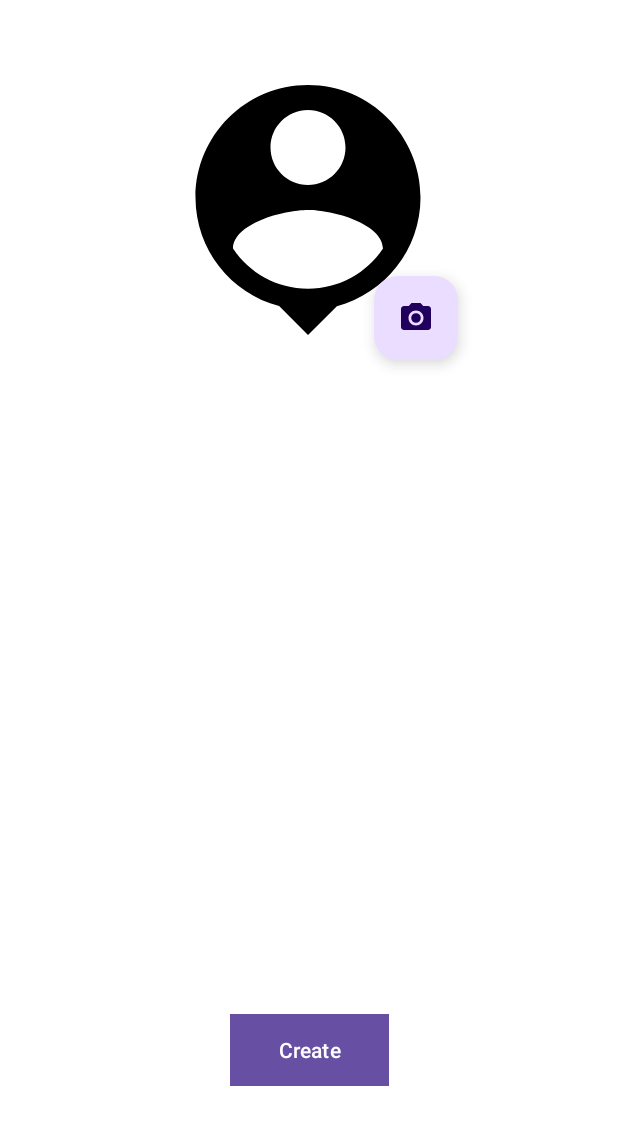
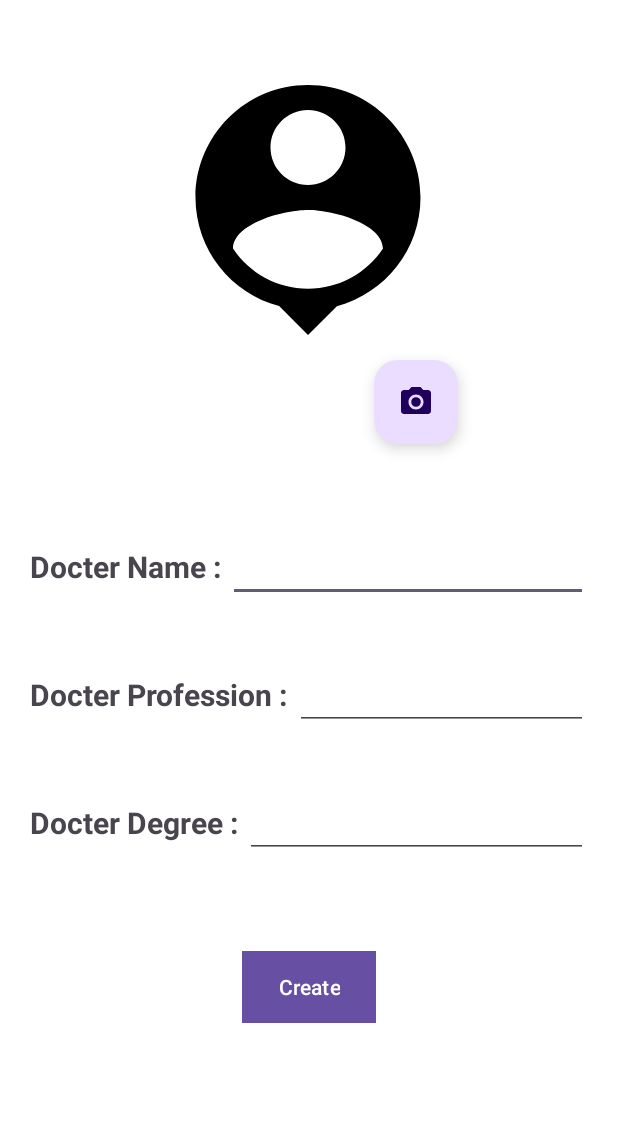
Before and after one commit to TejasBobale/Docterz-Dummy, an Android app: the screen it shows after launch (MainActivity), on a phone screen of 412 x 824 dp. Shown: the top 1125 px of the screen. Run offline under Robolectric (Android 15) with nearby library versions, the phone set to English and light mode, and no system bars.

Commit message:
TextView Complete

```diff
--- a/app/build.gradle
+++ b/app/build.gradle
@@ -41,6 +41,5 @@ dependencies {
     testImplementation 'junit:junit:4.13.2'
     androidTestImplementation 'androidx.test.ext:junit:1.1.5'
     androidTestImplementation 'androidx.test.espresso:espresso-core:3.5.1'
-    implementation 'com.github.bumptech.glide:glide:4.12.0'
-    //kapt 'com.github.bumptech.glide:compiler:4.12.0'
+
 }
--- a/app/src/main/java/com/example/dummyapp/MainActivity.kt
+++ b/app/src/main/java/com/example/dummyapp/MainActivity.kt
@@ -6,7 +6,9 @@ import androidx.appcompat.app.AppCompatActivity
 import android.os.Bundle
 import android.os.Parcelable
 import android.widget.Button
+import android.widget.EditText
 import android.widget.ImageView
+import android.widget.TextView
 import com.google.android.material.floatingactionbutton.FloatingActionButton
 
 class MainActivity : AppCompatActivity() {
@@ -16,21 +18,25 @@ class MainActivity : AppCompatActivity() {
     lateinit var btnImagePicker: FloatingActionButton
     val storedImage = Intent()
     var uri: Intent? = null
-    var docterName: String = "Prathamesh"
 
     override fun onCreate(savedInstanceState: Bundle?) {
         super.onCreate(savedInstanceState)
         setContentView(R.layout.activity_main)
 
+        var name = findViewById<EditText>(R.id.docterName)
+        var profession = findViewById<EditText>(R.id.docterProfession)
+//        var degree = findViewById<EditText>(R.id.docterDegree)
+
         btnCreate = findViewById(R.id.create)
         btnImagePicker = findViewById(R.id.imagePicker)
-
-
 
         btnCreate.setOnClickListener {
             val intent = Intent(this, Dashboard::class.java).also {
                 it.putExtra("app_logo", uri)
-                it.putExtra("docter_name",docterName)
+                it.putExtra("docter_name",name.text.toString())
+                it.putExtra("docter_profession",profession.text.toString())
+//                it.putExtra("docter_degree",degree.text.toString())
+
                 startActivity(it)
             }
         }
--- a/app/src/main/res/layout/activity_main.xml
+++ b/app/src/main/res/layout/activity_main.xml
@@ -25,22 +25,97 @@
 
     <Button
         android:id="@+id/create"
-        android:layout_width="106dp"
+        android:layout_width="wrap_content"
         android:layout_height="wrap_content"
         android:layout_gravity="center_horizontal"
         android:background="@color/blue"
         android:text="Create"
         app:layout_constraintBottom_toBottomOf="parent"
         app:layout_constraintEnd_toEndOf="parent"
-        app:layout_constraintStart_toStartOf="parent" />
+        app:layout_constraintStart_toStartOf="parent"
+        app:layout_constraintTop_toBottomOf="@+id/docterDegree" />
+
+    <LinearLayout
+        android:id="@+id/docterNameLayout"
+        android:layout_width="match_parent"
+        android:layout_height="wrap_content"
+        android:layout_marginTop="40dp"
+        android:orientation="horizontal"
+        android:padding="20dp"
+        app:layout_constraintStart_toStartOf="parent"
+        app:layout_constraintTop_toBottomOf="@+id/imagePicker">
+
+        <TextView
+            android:layout_width="wrap_content"
+            android:layout_height="wrap_content"
+            android:text="Docter Name : "
+            android:textSize="20sp"
+            android:textStyle="bold" />
+
+        <EditText
+            android:id="@+id/docterName"
+            android:layout_width="match_parent"
+            android:layout_height="wrap_content"
+            android:text="" />
+    </LinearLayout>
+
+    <LinearLayout
+        android:id="@+id/docterProfessionLayout"
+        android:layout_width="match_parent"
+        android:layout_height="wrap_content"
+
+        android:orientation="horizontal"
+        android:padding="20dp"
+        app:layout_constraintStart_toStartOf="parent"
+        app:layout_constraintTop_toBottomOf="@+id/docterNameLayout">
+
+        <TextView
+            android:layout_width="wrap_content"
+            android:layout_height="wrap_content"
+            android:text="Docter Profession : "
+            android:textSize="20sp"
+            android:textStyle="bold" />
+
+        <EditText
+            android:id="@+id/docterProfession"
+            android:layout_width="match_parent"
+            android:layout_height="wrap_content"
+            android:text="" />
+    </LinearLayout>
+
+    <LinearLayout
+        android:id="@+id/docterDegree"
+        android:layout_width="match_parent"
+        android:layout_height="wrap_content"
+
+        android:orientation="horizontal"
+        android:padding="20dp"
+        app:layout_constraintStart_toStartOf="parent"
+        app:layout_constraintTop_toBottomOf="@+id/docterProfessionLayout">
+
+        <TextView
+            android:layout_width="wrap_content"
+            android:layout_height="wrap_content"
+            android:text="Docter Degree : "
+            android:textSize="20sp"
+            android:textStyle="bold" />
+
+        <EditText
+            android:id="@+id/docterDegree"
+            android:layout_width="match_parent"
+            android:layout_height="wrap_content"
+            android:text="" />
+    </LinearLayout>
+
+
 
     <com.google.android.material.floatingactionbutton.FloatingActionButton
         android:id="@+id/imagePicker"
         android:layout_width="wrap_content"
         android:layout_height="wrap_content"
         android:clickable="true"
-        app:layout_constraintBottom_toBottomOf="@+id/image"
         app:layout_constraintEnd_toEndOf="@+id/image"
+        app:layout_constraintTop_toBottomOf="@+id/image"
         app:srcCompat="@drawable/baseline_camera_alt_24" />
 
 </androidx.constraintlayout.widget.ConstraintLayout>
```
Also changed, not shown: app/src/main/java/com/example/dummyapp/Dashboard.kt (+12 -13 lines), app/src/main/res/layout/activity_dashboard.xml (+27 -3 lines).
